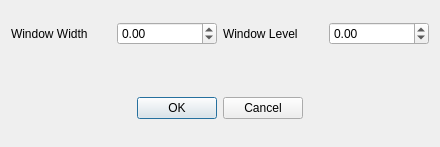
This is PacsViewer/src/core/qcustomwindowleveldialogbase.ui in zyq1569/starviewer as Qt 5 draws it before an edit. The edited form follows.
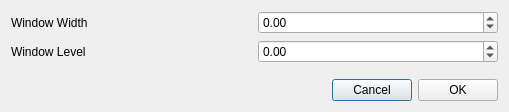
This is the edited form. Icons and pictures are not drawn.

```diff
--- a/PacsViewer/src/core/qcustomwindowleveldialogbase.ui
+++ b/PacsViewer/src/core/qcustomwindowleveldialogbase.ui
@@ -6,8 +6,8 @@
    <rect>
     <x>0</x>
     <y>0</y>
-    <width>440</width>
-    <height>147</height>
+    <width>509</width>
+    <height>112</height>
    </rect>
   </property>
   <property name="windowTitle">
@@ -16,36 +16,45 @@
   <property name="modal">
    <bool>true</bool>
   </property>
-  <layout class="QVBoxLayout">
-   <item>
-    <layout class="QVBoxLayout">
-     <item>
-      <layout class="QHBoxLayout">
-       <item>
+  <layout class="QGridLayout" name="gridLayout">
+   <item row="0" column="0">
         <widget class="QLabel" name="label">
          <property name="text">
           <string>Window Width</string>
          </property>
         </widget>
        </item>
-       <item>
-        <widget class="QDoubleSpinBox" name="m_windowSpinBox">
-         <property name="minimum">
-          <double>-131070.000000000000000</double>
-         </property>
-         <property name="maximum">
-          <double>131070.000000000000000</double>
-         </property>
-        </widget>
-       </item>
-       <item>
+   <item row="2" column="0">
+    <spacer name="verticalSpacer">
+     <property name="orientation">
+      <enum>Qt::Vertical</enum>
+     </property>
+     <property name="sizeHint" stdset="0">
+      <size>
+       <width>20</width>
+       <height>40</height>
+      </size>
+     </property>
+    </spacer>
+   </item>
+   <item row="1" column="0">
         <widget class="QLabel" name="label_2">
          <property name="text">
           <string>Window Level</string>
          </property>
         </widget>
        </item>
-       <item>
+   <item row="0" column="1">
+    <widget class="QDoubleSpinBox" name="m_windowSpinBox">
+     <property name="minimum">
+      <double>-131070.000000000000000</double>
+     </property>
+     <property name="maximum">
+      <double>131070.000000000000000</double>
+     </property>
+    </widget>
+   </item>
+   <item row="1" column="1">
         <widget class="QDoubleSpinBox" name="m_levelSpinBox">
          <property name="minimum">
           <double>-131070.000000000000000</double>
@@ -55,46 +64,21 @@
          </property>
         </widget>
        </item>
-      </layout>
-     </item>
+   <item row="3" column="0" colspan="2">
+    <layout class="QHBoxLayout" name="horizontalLayout">
      <item>
-      <spacer>
-       <property name="orientation">
-        <enum>Qt::Vertical</enum>
-       </property>
-       <property name="sizeType">
-        <enum>QSizePolicy::Minimum</enum>
-       </property>
-       <property name="sizeHint" stdset="0">
-        <size>
-         <width>301</width>
-         <height>31</height>
-        </size>
-       </property>
-      </spacer>
-     </item>
-     <item>
-      <layout class="QHBoxLayout">
-       <item>
-        <spacer>
+      <spacer name="horizontalSpacer">
          <property name="orientation">
           <enum>Qt::Horizontal</enum>
          </property>
          <property name="sizeHint" stdset="0">
           <size>
-           <width>61</width>
-           <height>31</height>
+         <width>40</width>
+         <height>20</height>
           </size>
          </property>
         </spacer>
        </item>
-       <item>
-        <widget class="QPushButton" name="m_okButton">
-         <property name="text">
-          <string>OK</string>
-         </property>
-        </widget>
-       </item>
        <item>
         <widget class="QPushButton" name="m_cancelButton">
          <property name="text">
@@ -103,23 +87,19 @@
         </widget>
        </item>
        <item>
-        <spacer>
-         <property name="orientation">
-          <enum>Qt::Horizontal</enum>
-         </property>
-         <property name="sizeHint" stdset="0">
-          <size>
-           <width>61</width>
-           <height>31</height>
-          </size>
-         </property>
-        </spacer>
+      <widget class="QPushButton" name="m_okButton">
+       <property name="text">
+        <string>OK</string>
+       </property>
+       <property name="icon">
+        <iconset resource="../main/main.qrc">
+         <normaloff>:/images/icons/dialog-ok-apply.svg</normaloff>:/images/icons/dialog-ok-apply.svg</iconset>
+       </property>
+      </widget>
        </item>
       </layout>
      </item>
     </layout>
-   </item>
-  </layout>
  </widget>
  <resources/>
  <connections>
```
Left out of the diff: 9 changed lines with no effect on the pictures. Lines whose indentation alone changed are shown as unchanged.
